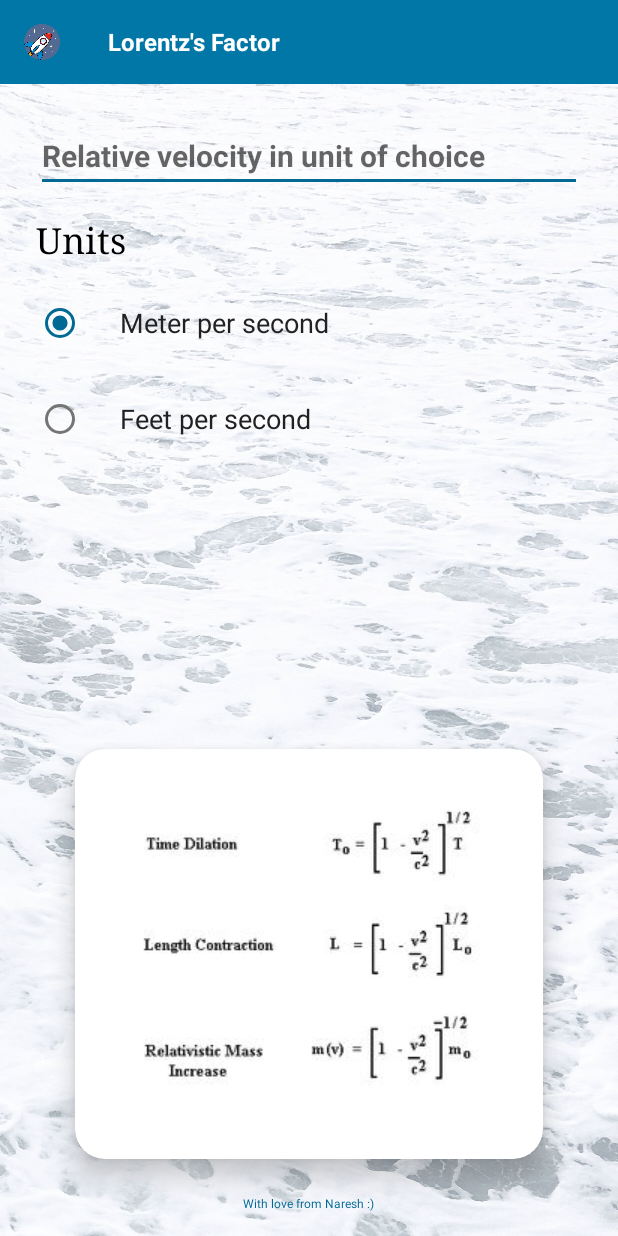
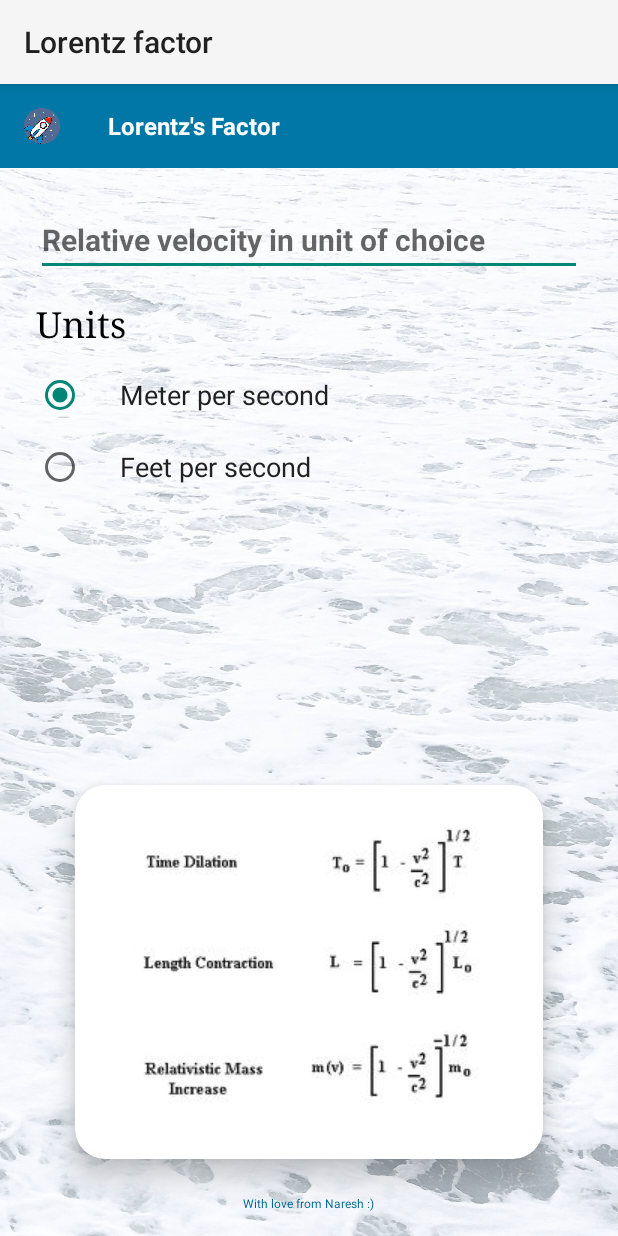
Before and after one commit to NARESH047/Lorent-z-factor, an Android app: the screen it shows after launch (MainActivity), on a phone screen of 412 x 824 dp. Run offline under Robolectric (Android 15) with nearby library versions, the phone set to English and light mode, and no system bars.

Commit message:
Lorentz's Factor calculator

```diff
--- a/app/src/main/java/com/example/lorentzfactor/MainActivity.java
+++ b/app/src/main/java/com/example/lorentzfactor/MainActivity.java
@@ -78,7 +78,7 @@ public class MainActivity extends AppCompatActivity {
             }
         });
 
-}
+    }
 
 
     /**
--- a/app/src/main/res/values-night/themes.xml
+++ /dev/null
@@ -1,20 +0,0 @@
-<resources xmlns:tools="http://schemas.android.com/tools">
-    <!-- Base application theme. -->
-    <style name="Theme.LorentzFactor" parent="Theme.MaterialComponents.DayNight.NoActionBar">
-        <!-- Primary brand color. -->
-        <item name="colorPrimary">#0077A6</item>
-        <item name="colorPrimaryDark">#006994</item>
-        <item name="colorAccent">#006994</item>
-        <item name="colorPrimaryVariant">#006791</item>
-        <item name="colorOnPrimary">@color/white</item>
-        <!-- Secondary brand color. -->
-        <item name="colorSecondary">#006994</item>
-        <item name="colorSecondaryVariant">@color/teal_700</item>
-        <item name="colorOnSecondary">@color/black</item>
-        <item name="android:windowActionBarOverlay">true</item>
-        <item name="windowActionBarOverlay">true</item>
-        <!-- Status bar color. -->
-        <item name="android:statusBarColor" tools:targetApi="l">?attr/colorPrimaryVariant</item>
-        <!-- Customize your theme here. -->
-    </style>
-</resources>
--- a/app/src/main/res/values/themes.xml
+++ /dev/null
@@ -1,20 +0,0 @@
-<resources xmlns:tools="http://schemas.android.com/tools">
-    <!-- Base application theme. -->
-    <style name="Theme.LorentzFactor" parent="Theme.MaterialComponents.DayNight.NoActionBar">
-        <!-- Primary brand color. -->
-        <item name="colorPrimary">#0077A6</item>
-        <item name="colorPrimaryDark">#006994</item>
-        <item name="colorAccent">#006994</item>
-        <item name="colorPrimaryVariant">#006791</item>
-        <item name="colorOnPrimary">@color/white</item>
-        <!-- Secondary brand color. -->
-        <item name="colorSecondary">#006994</item>
-        <item name="colorSecondaryVariant">@color/teal_700</item>
-        <item name="colorOnSecondary">@color/black</item>
-        <item name="android:windowActionBarOverlay">true</item>
-        <item name="windowActionBarOverlay">true</item>
-        <!-- Status bar color. -->
-        <item name="android:statusBarColor" tools:targetApi="l">?attr/colorPrimaryVariant</item>
-        <!-- Customize your theme here. -->
-    </style>
-</resources>
```
Also changed, not shown: app/src/main/res/layout/activity_main.xml (line endings or trailing spaces).
